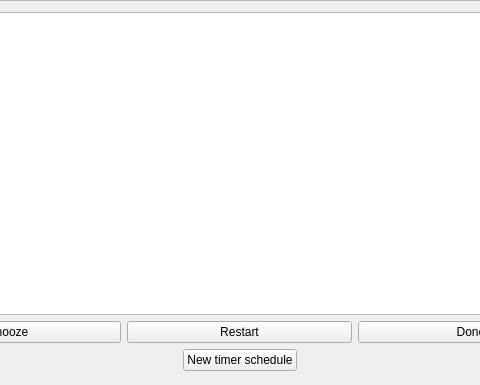
Old version of the form src/kitchenalertmainwindow.ui in the repository helihyv/KitchenAlert; both pictures show x 117 to 597 and y 0 to 385 of the 718 by 385 pixel window.
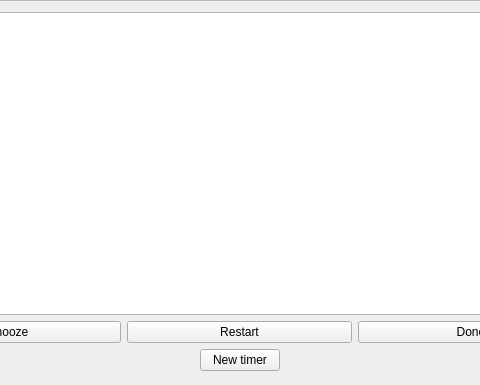
New version of the form.

Patch:
```diff
--- a/src/kitchenalertmainwindow.ui
+++ b/src/kitchenalertmainwindow.ui
@@ -91,7 +91,7 @@
          <item>
           <widget class="QPushButton" name="CreateNewScheduleButton">
            <property name="text">
-            <string>New timer schedule</string>
+            <string>New timer</string>
            </property>
           </widget>
          </item>
```
